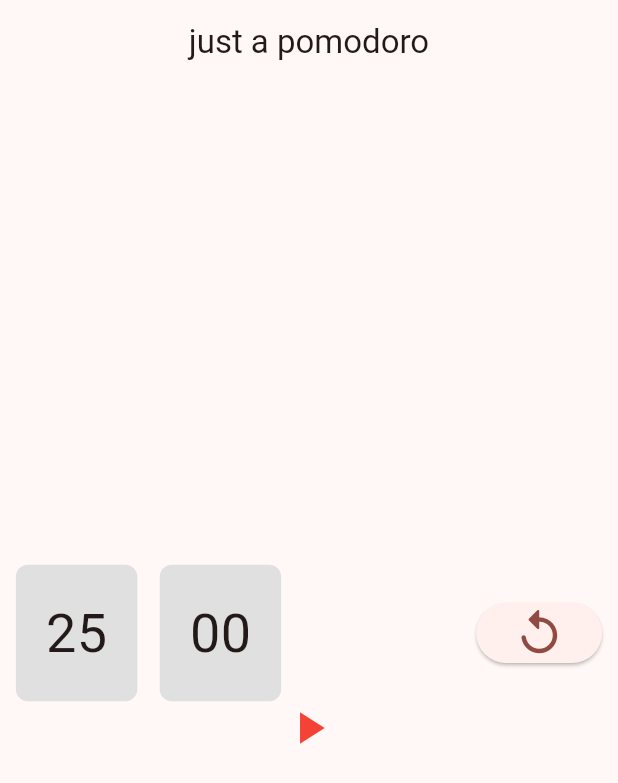
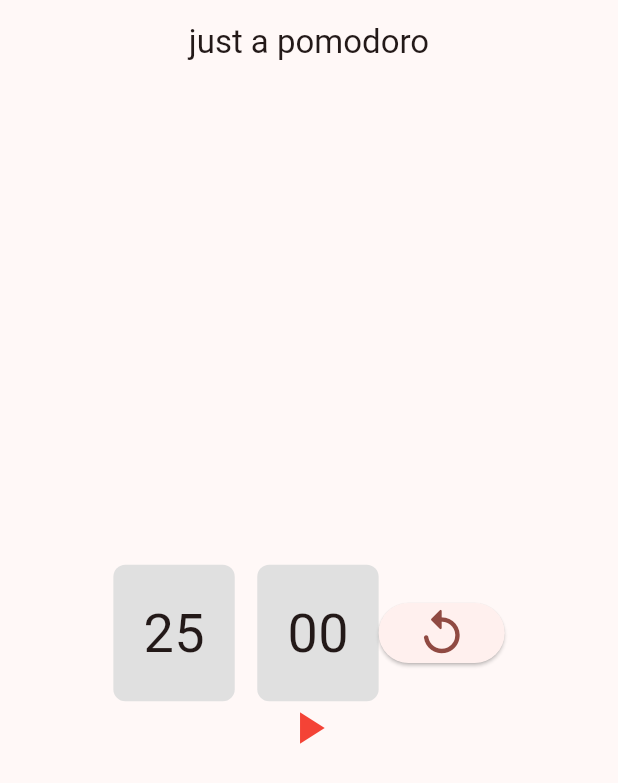
Before and after one commit to HypnosCicero/just_a_pomodoro, a Flutter app: the screen it shows after launch, on a phone screen of 412 x 824 dp. Shown: the top 783 px of the screen. Run offline on Flutter 3.47's test engine with Material 3 defaults, Android fonts, the phone set to English and light mode, and no system bars.

Commit message:
refactor(main):back to origin

```diff
--- a/lib/main.dart
+++ b/lib/main.dart
@@ -1,5 +1,5 @@
 import 'dart:async';
-import 'dart:ffi';
+//import 'dart:ffi';
 import 'package:flutter/material.dart';
 
 ColorScheme tomatoColorScheme = ColorScheme.fromSeed(seedColor: Colors.red);
@@ -116,12 +116,9 @@ class _ClockBlockState extends State<ClockBlock> {
         Row (
           mainAxisAlignment: MainAxisAlignment.center,
           children: [
-            // ClockWidget(value: _minutes),
-            // SizedBox(width: 15),
-            // ClockWidget(value: _seconds),
             TimeBlock(minutes: _minutes ,seconds: _seconds),
             Padding(
-              padding: EdgeInsets.only(left: 130),
+              padding: EdgeInsets.only(left: 0),
               child: ElevatedButton(
               onPressed: () {
                 _initTimes();
@@ -187,6 +184,7 @@ class TimeBlock extends StatelessWidget {
   @override
   Widget build(BuildContext context) {
     return Row(
+      mainAxisAlignment: MainAxisAlignment.center,
       children: [
         ClockWidget(value: minutes),
         SizedBox(width: 15),
```
